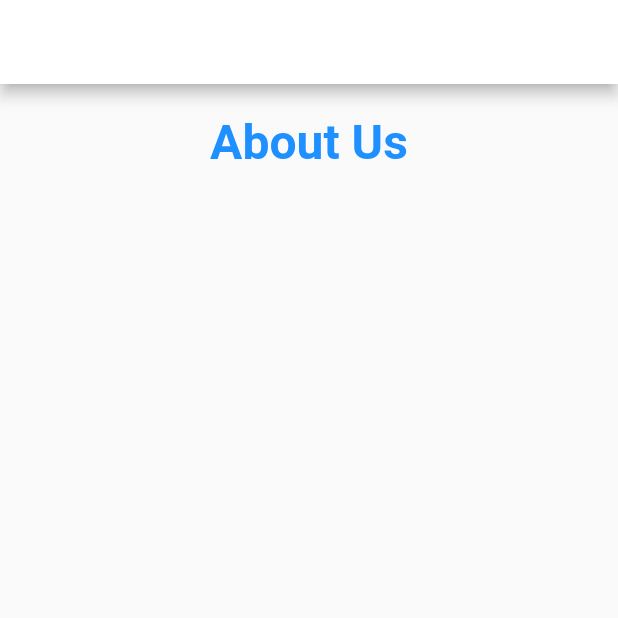
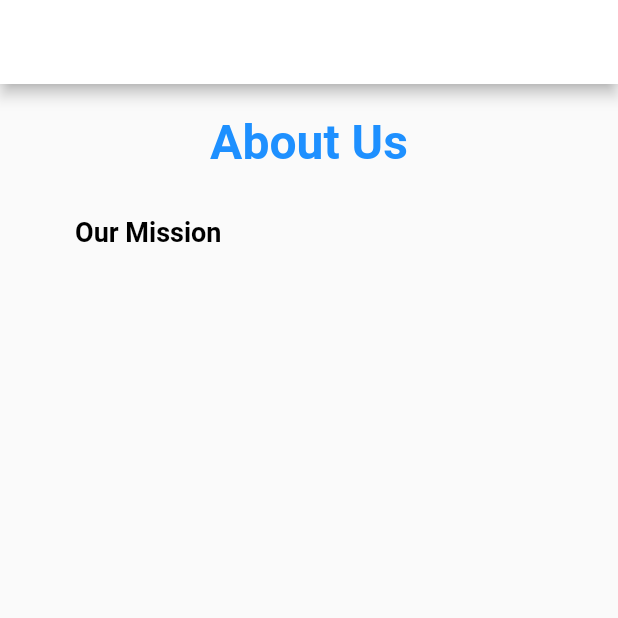
Before and after one commit to Yasodkai11/MAD, a Flutter app: the AboutUs screen opened directly, on a phone screen of 412 x 824 dp, the top half of it. Run offline on Flutter 3.47's test engine with Material 2 defaults, Android fonts, the phone set to English and light mode, and no system bars; our stand-ins replace quickalert.

Commit message:
aboutustwo

```diff
--- a/unity_world/lib/pages/SettingPage/about_us_page.dart
+++ b/unity_world/lib/pages/SettingPage/about_us_page.dart
@@ -27,6 +27,21 @@ class _AboutUsState extends State<AboutUs> {
                 fontSize: 32,
                 fontWeight: FontWeight.bold),
             ),
+            ),
+
+
+const SizedBox(height: 20.0),
+
+          Container(
+              margin: const EdgeInsets.only(top: 10, bottom: 5, right: 50, left: 30,),
+              child: const Text(
+                "Our Mission",
+                textAlign: TextAlign.center,
+                style: TextStyle(
+                    color: Colors.black,
+                    fontSize: 18,
+                    fontWeight: FontWeight.bold),
+              ),
             ),
 
 
```
